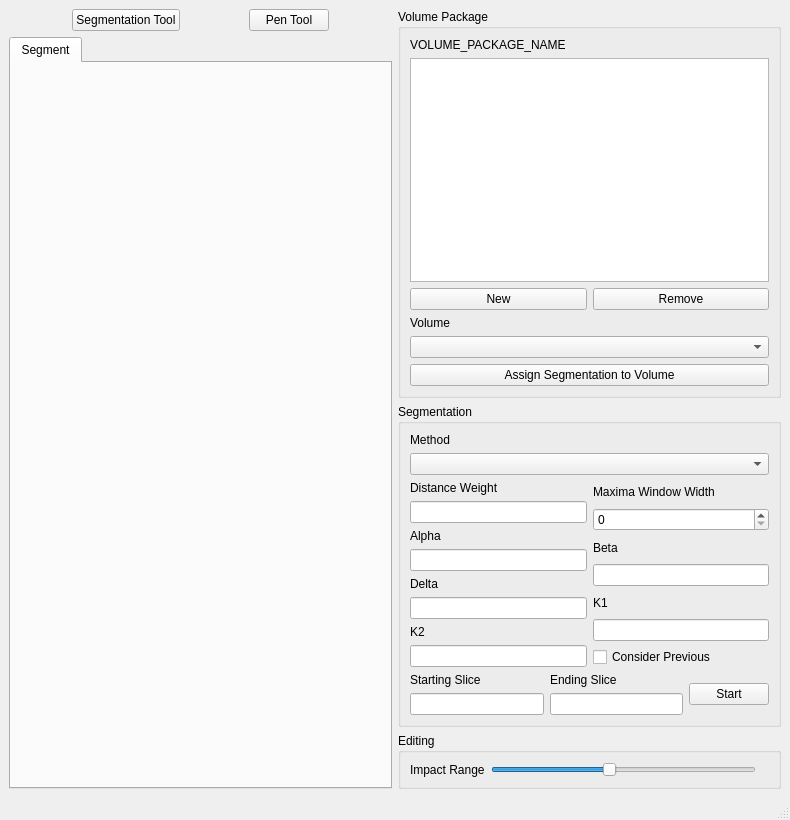
This is volume-cartographer/apps/VC/VCMain.ui in SuperOptimizer/villa as Qt 5 draws it before an edit. The edited form follows.
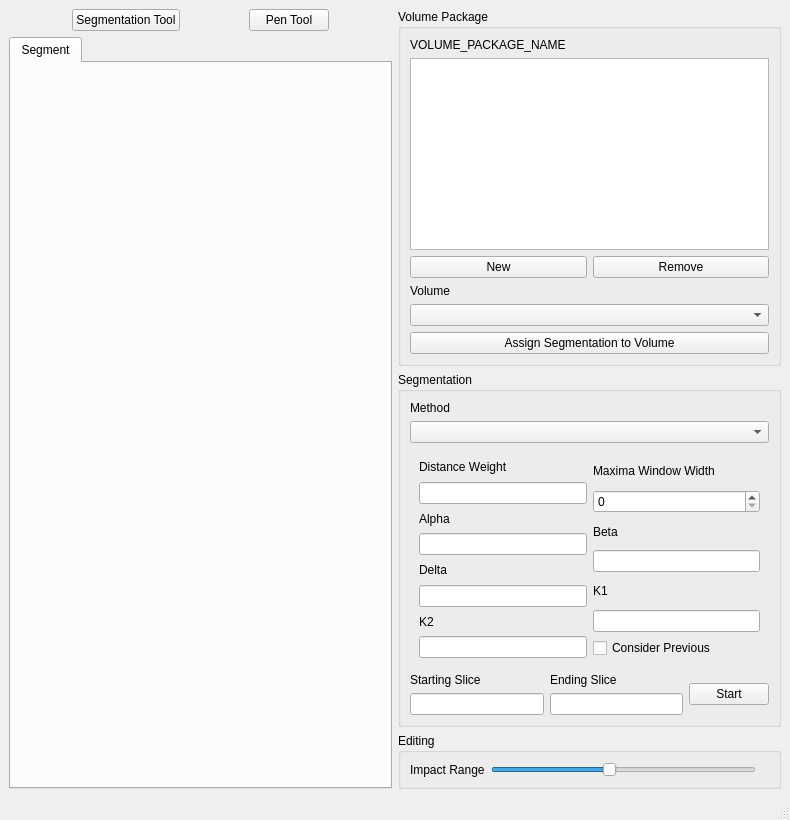
This is the edited form.

Commit message: (VC) Add ability to swap segmentation algorithms

Diff of the .ui file:
```diff
--- a/volume-cartographer/apps/VC/VCMain.ui
+++ b/volume-cartographer/apps/VC/VCMain.ui
@@ -166,8 +166,7 @@
           </widget>
          </item>
          <item>
-            <widget class="QComboBox" name="volSelect">
-            </widget>
+          <widget class="QComboBox" name="volSelect"/>
          </item>
          <item>
           <widget class="QPushButton" name="assignVol">
@@ -196,7 +195,9 @@
           <widget class="QComboBox" name="cmbSegMethods"/>
          </item>
          <item>
-          <layout class="QHBoxLayout" name="horizontalLayout_5">
+          <widget class="QStackedWidget" name="segParamsStack">
+           <widget class="QWidget" name="lrpsParams" native="true">
+            <layout class="QHBoxLayout" name="lrpsParamsLayout">
            <item>
             <layout class="QVBoxLayout" name="verticalLayout_6">
              <item>
@@ -283,6 +284,8 @@
             </layout>
            </item>
           </layout>
+           </widget>
+          </widget>
          </item>
          <item>
           <layout class="QHBoxLayout" name="horizontalLayout_6">
```
Left out of the diff: 7 changed lines with no effect on the pictures. Lines whose indentation alone changed are shown as unchanged. The commit also changes 2 other files.
